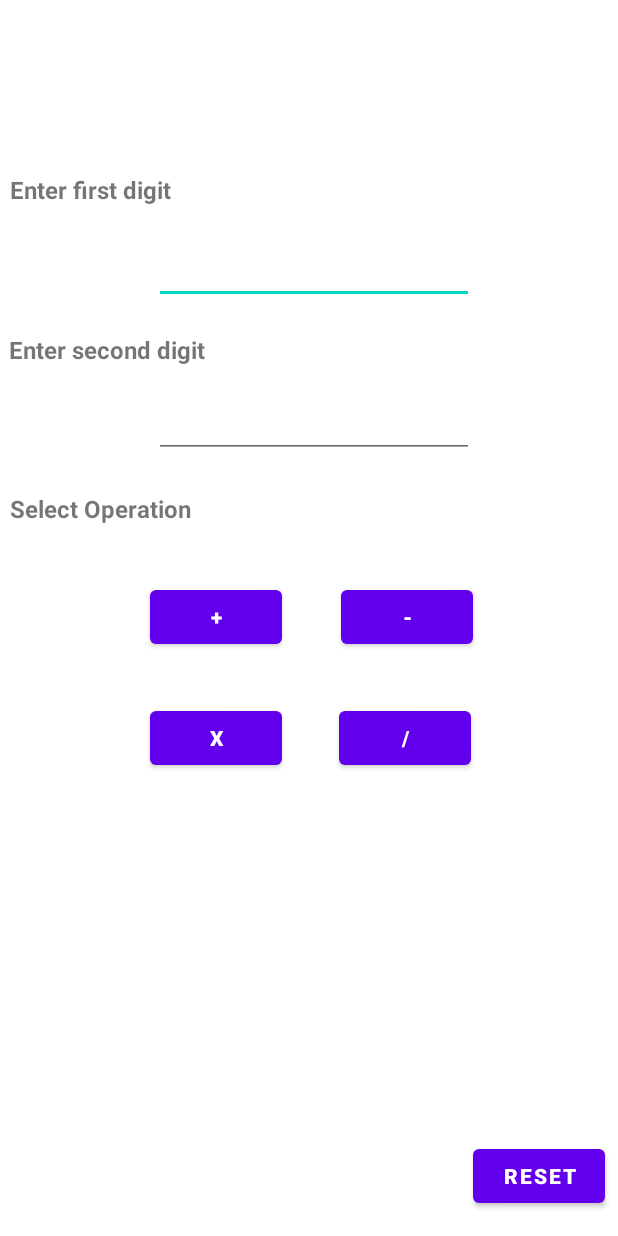
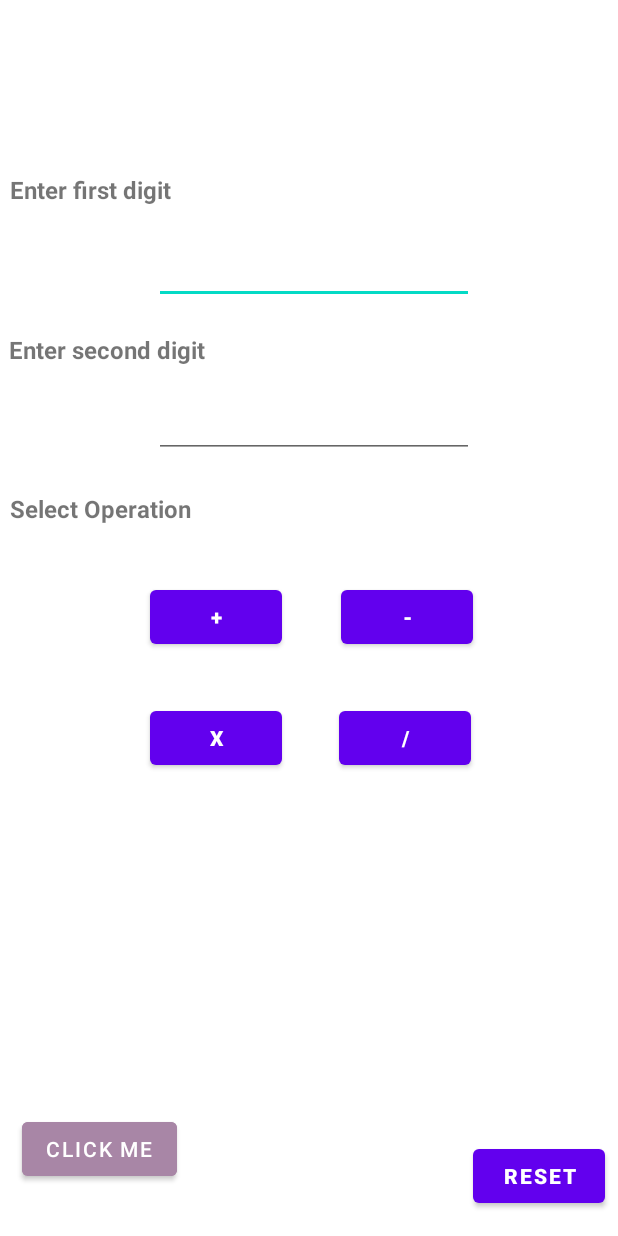
Before and after one commit to Adr029/SimpleCalculatorApp, an Android app: the layout activity_calculator.xml on its own in the app's theme, with its tools: preview values and no code run, on a phone screen of 412 x 824 dp. Run offline under Robolectric (Android 15) with nearby library versions, the phone set to English and light mode, and no system bars.

Commit message:
added another button

```diff
--- a/app/src/main/res/layout/activity_calculator.xml
+++ b/app/src/main/res/layout/activity_calculator.xml
@@ -174,4 +174,20 @@
         app:layout_constraintStart_toStartOf="parent"
         app:layout_constraintTop_toTopOf="parent"
         app:layout_constraintVertical_bias="0.773" />
+
+    <Button
+        android:id="@+id/button"
+        android:layout_width="wrap_content"
+        android:layout_height="wrap_content"
+        android:layout_marginStart="19dp"
+        android:layout_marginTop="207dp"
+        android:layout_marginEnd="202dp"
+        android:layout_marginBottom="16dp"
+        android:backgroundTint="@color/material_dynamic_tertiary60"
+        android:text="Click Me"
+        android:textColor="@color/white"
+        app:layout_constraintBottom_toBottomOf="parent"
+        app:layout_constraintEnd_toStartOf="@+id/reset"
+        app:layout_constraintStart_toStartOf="parent"
+        app:layout_constraintTop_toBottomOf="@+id/multiply" />
 </androidx.constraintlayout.widget.ConstraintLayout>
```
